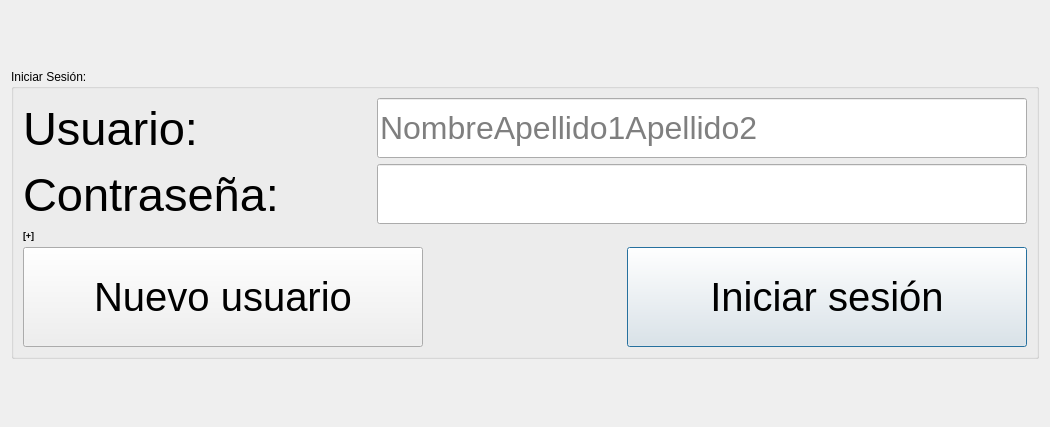
Old version of the form components/gameManager/src/uis/big/login.ui in the repository robocomp/euroage-tv.
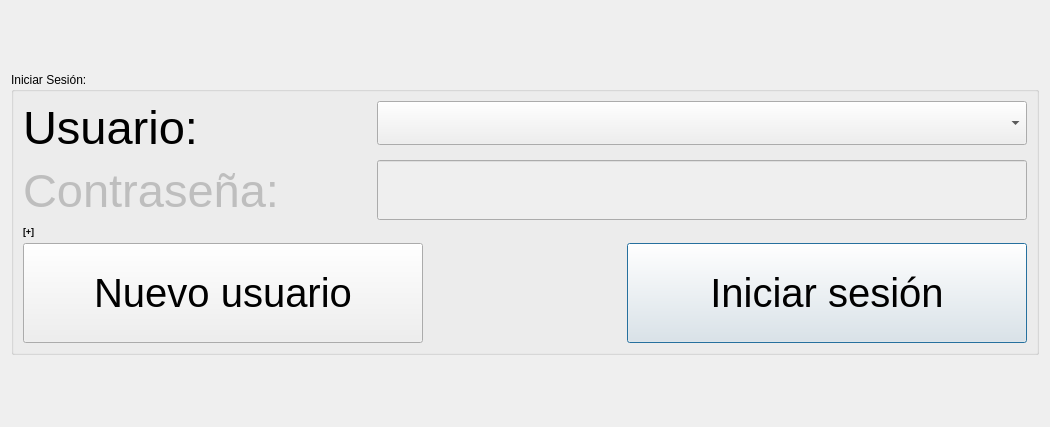
New version of the form.

Commit message: UI changes to avoid text input. Removed options to create new users. Removed login password. Now it will just have to select a therapist username.

```diff
--- a/components/gameManager/src/uis/big/login.ui
+++ b/components/gameManager/src/uis/big/login.ui
@@ -35,6 +35,9 @@
      <layout class="QVBoxLayout" name="verticalLayout_2" stretch="49,1,50">
       <item>
        <layout class="QFormLayout" name="formLayout">
+        <property name="fieldGrowthPolicy">
+         <enum>QFormLayout::AllNonFixedFieldsGrow</enum>
+        </property>
         <item row="0" column="0">
          <widget class="QLabel" name="username_label">
           <property name="font">
@@ -47,26 +50,11 @@
           </property>
          </widget>
         </item>
-        <item row="0" column="1">
-         <widget class="QLineEdit" name="username_lineedit">
-          <property name="minimumSize">
-           <size>
-            <width>0</width>
-            <height>60</height>
-           </size>
-          </property>
-          <property name="font">
-           <font>
-            <pointsize>24</pointsize>
-           </font>
-          </property>
-          <property name="placeholderText">
-           <string>NombreApellido1Apellido2</string>
-          </property>
-         </widget>
-        </item>
         <item row="1" column="0">
          <widget class="QLabel" name="password_label">
+          <property name="enabled">
+           <bool>false</bool>
+          </property>
           <property name="font">
            <font>
             <pointsize>35</pointsize>
@@ -79,6 +67,9 @@
         </item>
         <item row="1" column="1">
          <widget class="QLineEdit" name="password_lineedit">
+          <property name="enabled">
+           <bool>false</bool>
+          </property>
           <property name="minimumSize">
            <size>
             <width>0</width>
@@ -95,6 +86,15 @@
           </property>
          </widget>
         </item>
+        <item row="0" column="1">
+         <widget class="QComboBox" name="username_lineedit">
+          <property name="font">
+           <font>
+            <pointsize>24</pointsize>
+           </font>
+          </property>
+         </widget>
+        </item>
        </layout>
       </item>
       <item>
```
The commit also changes 2 other files.
